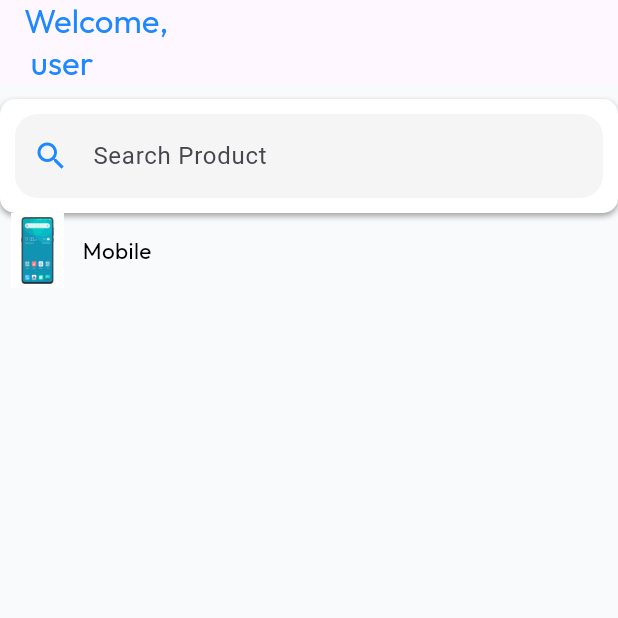
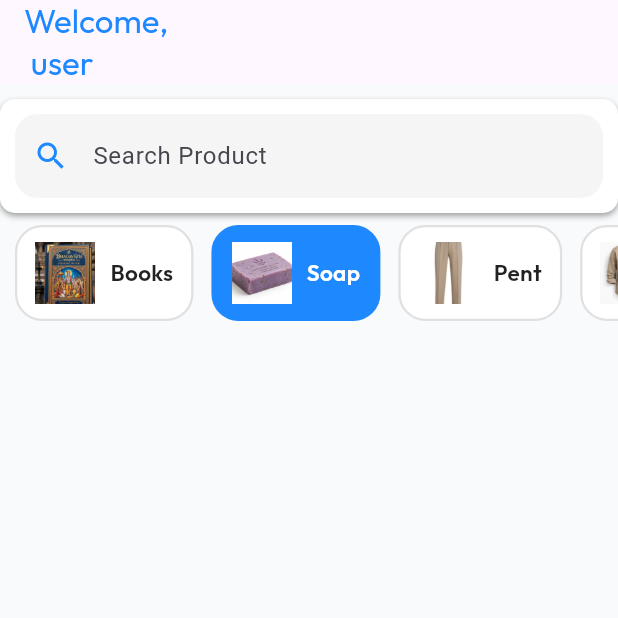
Before and after one commit to krupaldabhi/nex_cart, a Flutter app: the HomeScreen screen opened directly, on a phone screen of 412 x 824 dp, the top half of it. Run offline on Flutter 3.47's test engine with Material 3 defaults, Android fonts, the phone set to English and light mode, and no system bars; our stand-ins replace get, google_fonts.

Commit message:
Categiries Completed

```diff
--- a/lib/view/home/home_screen.dart
+++ b/lib/view/home/home_screen.dart
@@ -10,6 +10,33 @@ class HomeScreen extends StatefulWidget {
 }
 
 class _HomeScreenState extends State<HomeScreen> {
+  int selectedIndex = 1;
+  List<Map<String, String>> categories = [
+    {
+      "title": "Books",
+      "image": "assets/temp/book.png",
+    },
+    {
+      "title": "Soap",
+      "image": "assets/temp/soap.png",
+    },
+    {
+      "title": "Pent",
+      "image": "assets/temp/pent.jpg",
+    },
+    {
+      "title": "Shirt",
+      "image": "assets/temp/shirt.jpg",
+    },
+    {
+      "title": "Mobile",
+      "image": "assets/temp/mobile.png",
+    },{
+      "title": "Shose",
+      "image": "assets/temp/shose.jpg",
+    },
+  ];
+
   @override
   Widget build(BuildContext context) {
     return Scaffold(
@@ -56,27 +83,72 @@ class _HomeScreenState extends State<HomeScreen> {
             ),
           ),
 
-          // TODO Filter
-          Container(
+          SizedBox(
+            height: 80,
+            child: ListView.builder(
+              scrollDirection: Axis.horizontal,
+              itemCount: categories.length,
+              padding: const EdgeInsets.symmetric(horizontal: 10),
+              itemBuilder: (context, index) {
+                var item = categories[index];
+
+                final isSelected = selectedIndex == index;
+
+                return GestureDetector(
+                  onTap: () {
+                    setState(() {
+                      selectedIndex = index;
+                    });
+                  },
+                  child: AnimatedContainer(
+                    duration: const Duration(milliseconds: 250),
+                    margin: const EdgeInsets.only(right: 12, top: 8, bottom: 8),
+                    padding: const EdgeInsets.symmetric(
+                      horizontal: 12,
+                      vertical: 10,
+                    ),
+                    decoration: BoxDecoration(
+                      color: isSelected
+                          ? AppColors.primaryBlue
+                          : Colors.white,
+                      borderRadius: BorderRadius.circular(18),
+
+                      border: Border.all(
+                        color: isSelected
+                            ? AppColors.primaryBlue
+                            : Colors.grey.shade300,
+                        width: 1.5,
+                      ),
+                    ),
                     child: Row(
                       children: [
-                Image.asset(
-                  "assets/temp/mobile.png",
-                  height: 50,
-                  width: 50,
-                  fit: BoxFit.contain,
+                        Container(
+                          height: 55,
+                          width: 40,
+                          child: Image.asset(
+                            item["image"]!,
+                            fit: BoxFit.cover,
                           ),
-                const SizedBox(width: 5),
+                        ),
+                        const SizedBox(width: 10),
                         Text(
-                  "Mobile",
+                          item['title']!,
                           style: GoogleFonts.outfit(
                             fontSize: 15,
-                    color: Colors.black,
+                            fontWeight: FontWeight.w600,
+                            color: isSelected
+                                ? Colors.white
+                                : Colors.black87,
                           ),
                         ),
                       ],
                     ),
                   ),
+                );
+              },
+            ),
+          )
+
         ],
       ),
     );
```
Also changed, not shown: assets/temp/book.png (added), assets/temp/pent.jpg (added), assets/temp/shirt.jpg (added), assets/temp/shose.jpg (added), assets/temp/soap.png (added). Lines whose indentation alone changed are shown as unchanged.
